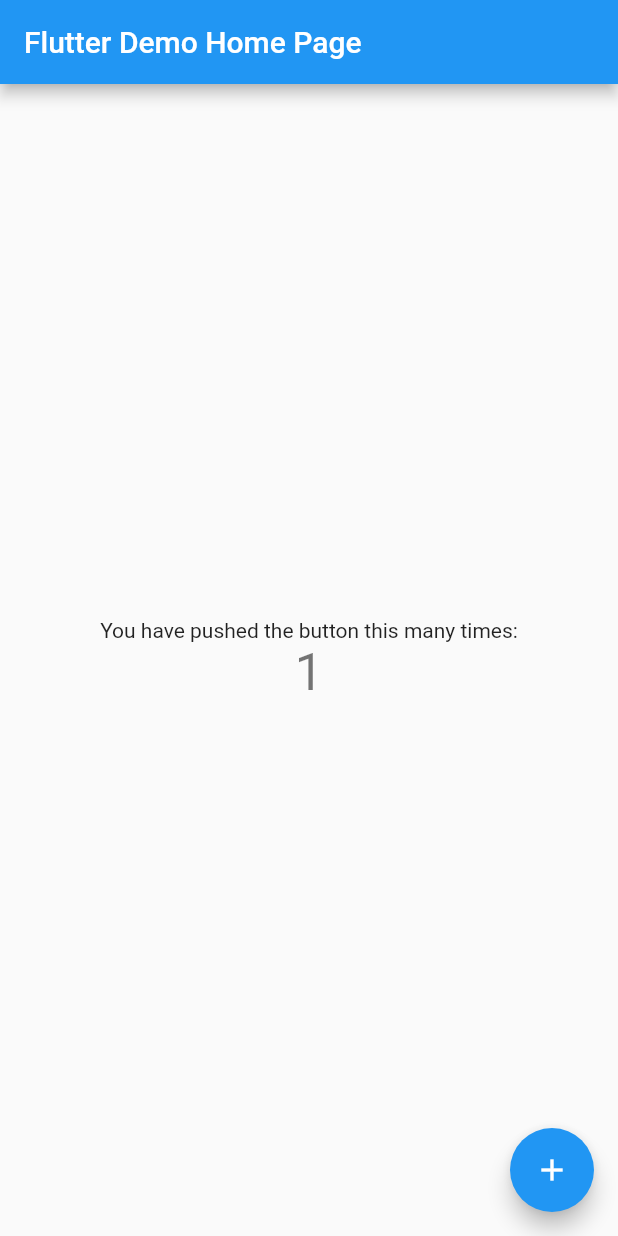
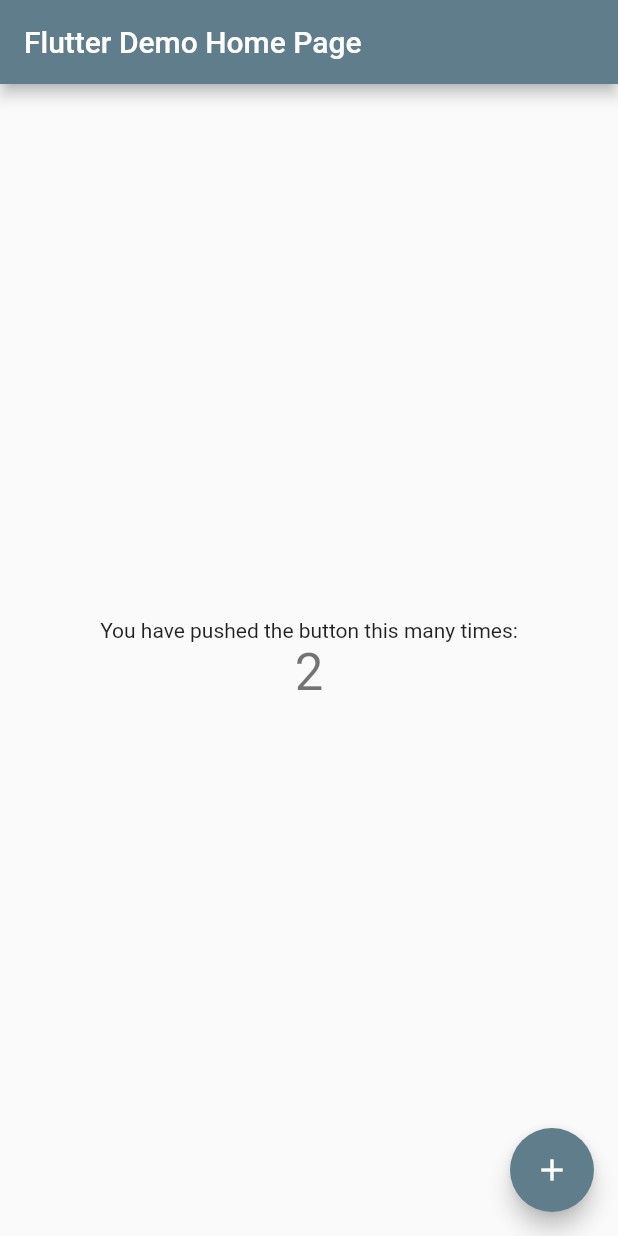
Before and after one commit to dyammarcano/flutter_app, a Flutter app: the screen it shows after launch, after a tap on the "add" icon, on a phone screen of 412 x 824 dp. Run offline on Flutter 3.47's test engine with Material 2 defaults, Android fonts, the phone set to English and light mode, and no system bars.

Commit message:
change app

```diff
--- a/lib/main.dart
+++ b/lib/main.dart
@@ -5,22 +5,12 @@ void main() {
 }
 
 class MyApp extends StatelessWidget {
-  // This widget is the root of your application.
   @override
   Widget build(BuildContext context) {
     return MaterialApp(
       title: 'Flutter Demo',
       theme: ThemeData(
-        // This is the theme of your application.
-        //
-        // Try running your application with "flutter run". You'll see the
-        // application has a blue toolbar. Then, without quitting the app, try
-        // changing the primarySwatch below to Colors.green and then invoke
-        // "hot reload" (press "r" in the console where you ran "flutter run",
-        // or simply save your changes to "hot reload" in a Flutter IDE).
-        // Notice that the counter didn't reset back to zero; the application
-        // is not restarted.
-        primarySwatch: Colors.blue,
+        primarySwatch: Colors.blueGrey,
       ),
       home: MyHomePage(title: 'Flutter Demo Home Page'),
     );
@@ -29,16 +19,6 @@ class MyApp extends StatelessWidget {
 
 class MyHomePage extends StatefulWidget {
   MyHomePage({Key? key, required this.title}) : super(key: key);
-
-  // This widget is the home page of your application. It is stateful, meaning
-  // that it has a State object (defined below) that contains fields that affect
-  // how it looks.
-
-  // This class is the configuration for the state. It holds the values (in this
-  // case the title) provided by the parent (in this case the App widget) and
-  // used by the build method of the State. Fields in a Widget subclass are
-  // always marked "final".
-
   final String title;
 
   @override
@@ -50,47 +30,18 @@ class _MyHomePageState extends State<MyHomePage> {
 
   void _incrementCounter() {
     setState(() {
-      // This call to setState tells the Flutter framework that something has
-      // changed in this State, which causes it to rerun the build method below
-      // so that the display can reflect the updated values. If we changed
-      // _counter without calling setState(), then the build method would not be
-      // called again, and so nothing would appear to happen.
-      _counter++;
+      _counter = _counter + 2;
     });
   }
 
   @override
   Widget build(BuildContext context) {
-    // This method is rerun every time setState is called, for instance as done
-    // by the _incrementCounter method above.
-    //
-    // The Flutter framework has been optimized to make rerunning build methods
-    // fast, so that you can just rebuild anything that needs updating rather
-    // than having to individually change instances of widgets.
     return Scaffold(
       appBar: AppBar(
-        // Here we take the value from the MyHomePage object that was created by
-        // the App.build method, and use it to set our appbar title.
         title: Text(widget.title),
       ),
       body: Center(
-        // Center is a layout widget. It takes a single child and positions it
-        // in the middle of the parent.
         child: Column(
-          // Column is also a layout widget. It takes a list of children and
-          // arranges them vertically. By default, it sizes itself to fit its
-          // children horizontally, and tries to be as tall as its parent.
-          //
-          // Invoke "debug painting" (press "p" in the console, choose the
-          // "Toggle Debug Paint" action from the Flutter Inspector in Android
-          // Studio, or the "Toggle Debug Paint" command in Visual Studio Code)
-          // to see the wireframe for each widget.
-          //
-          // Column has various properties to control how it sizes itself and
-          // how it positions its children. Here we use mainAxisAlignment to
-          // center the children vertically; the main axis here is the vertical
-          // axis because Columns are vertical (the cross axis would be
-          // horizontal).
           mainAxisAlignment: MainAxisAlignment.center,
           children: <Widget>[
             Text(
@@ -107,7 +58,7 @@ class _MyHomePageState extends State<MyHomePage> {
         onPressed: _incrementCounter,
         tooltip: 'Increment',
         child: Icon(Icons.add),
-      ), // This trailing comma makes auto-formatting nicer for build methods.
+      ),
     );
   }
 }
```
Also changed, not shown: 2 other files.
